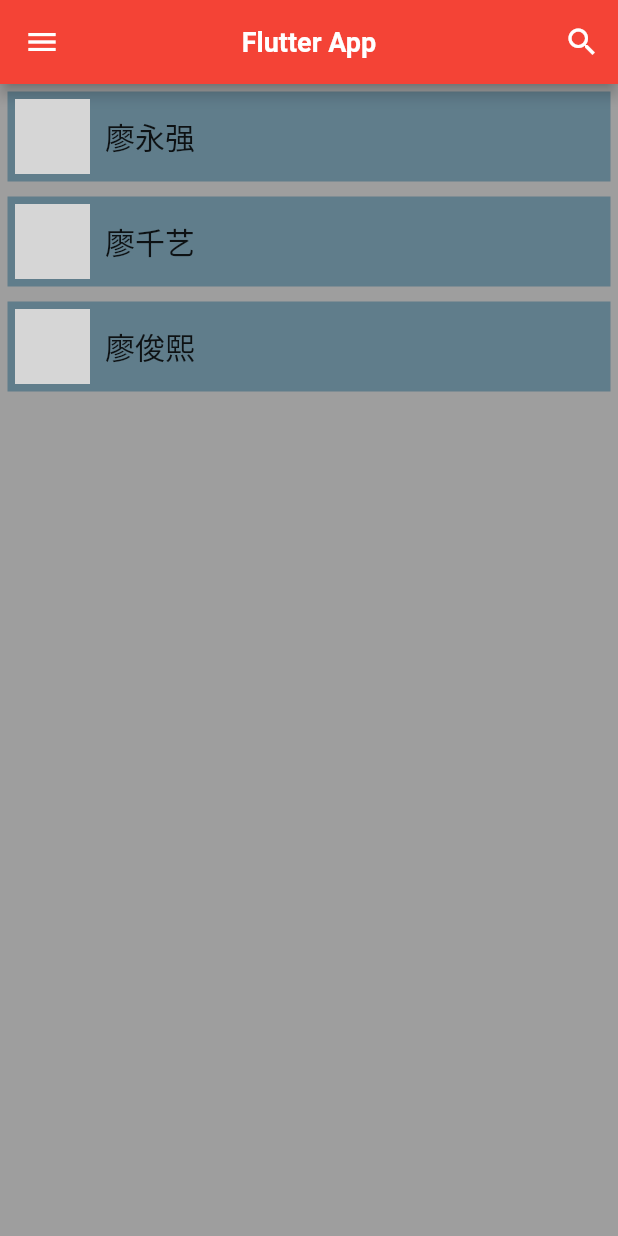
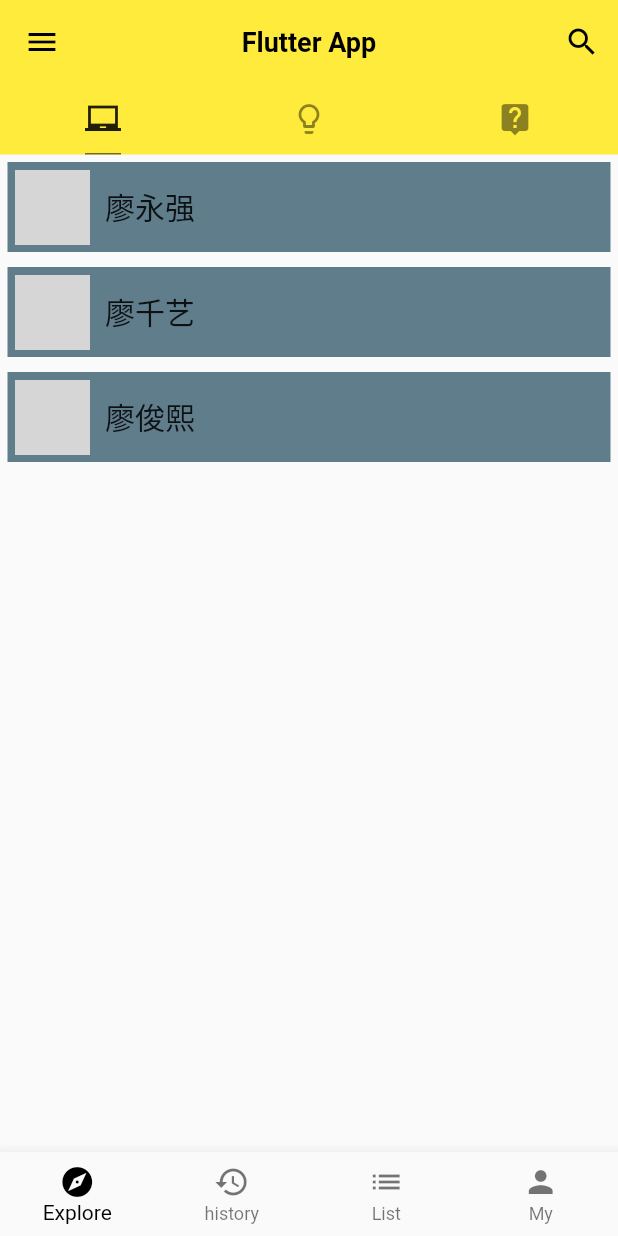
Before and after one commit to liao526/flutter_app, a Flutter app: the screen it shows after launch, on a phone screen of 412 x 824 dp. Run offline on Flutter 3.47's test engine with Material 2 defaults, Android fonts, the phone set to English and light mode, and no system bars; network calls fail; grey boxes are pictures that could not be loaded.

Commit message:
navigation

```diff
--- a/lib/main.dart
+++ b/lib/main.dart
@@ -1,6 +1,7 @@
 import 'package:flutter/material.dart';
+import 'package:flutter_app/widgetimpl/drawer_widget.dart';
+import 'package:flutter_app/widgetimpl/navigation_bar_widget.dart';
 import 'package:flutter_app/widgetimpl/listView_widget.dart';
-
 void main() => runApp(MainWidget());
 
 class MainWidget extends StatelessWidget {
@@ -10,24 +11,78 @@ class MainWidget extends StatelessWidget {
   }
 }
 
+class HomeWidget extends StatelessWidget {
+  @override
+  Widget build(BuildContext context) {
+    // TODO: implement build
+    return DefaultTabController(
+        length: 3,
+        child: Scaffold(
+          appBar: AppBar(
+            //leading: IconButton(icon: Icon(Icons.menu), onPressed: ()=>debugPrint("mune on click")),
+            centerTitle: true,
+            title: Text("Flutter App",
+                style: TextStyle(
+                    fontSize: 18,
+                    fontWeight: FontWeight.bold,
+                    color: Colors.black)),
+            actions: <Widget>[
+              IconButton(
+                  icon: Icon(Icons.search),
+                  onPressed: () => debugPrint("mune on search")),
+            ],
+            elevation: 0,
+            bottom: TabBar(
+                unselectedLabelColor: Colors.black45,
+                indicatorColor: Colors.black54,
+                indicatorSize: TabBarIndicatorSize.label,
+                indicatorWeight: 1,
+                tabs: [
+
+                  Tab(
+                    icon: Icon(Icons.laptop_chromebook),
+                  ),
+                  Tab(
+                    icon: Icon(Icons.lightbulb_outline),
+                  ),
+                  Tab(
+                    icon: Icon(Icons.live_help),
+                  )
+                ]),
+          ),
+          body: TabBarView(children: [
+            ListWidget(),
+//            Tab(
+//              icon: Icon(
+//                Icons.laptop_chromebook,
+//                size: 100,
+//                color: Colors.black12,
+//              ),
+//            ),
+            Tab(
+              icon: Icon(Icons.lightbulb_outline,
+                  size: 100, color: Colors.black12),
+            ),
+            Tab(
+              icon: Icon(Icons.live_help, size: 100, color: Colors.black12),
+            )
+          ]),
+          drawer: LeftDrawerWidget(),
+          bottomNavigationBar: BottomNavigationBarWidget(),
+        ));
+  }
+}
+
 class MaterialWidget extends StatelessWidget {
   @override
   Widget build(BuildContext context) {
     return MaterialApp(
       debugShowCheckedModeBanner: false,
-      home: Scaffold(
-        backgroundColor: Colors.grey,
-        appBar:  AppBar(
-            leading: IconButton(icon: Icon(Icons.menu), onPressed: ()=>debugPrint("mune on click")),
-            centerTitle: true,title: Text("Flutter App", style: TextStyle(fontSize: 18,fontWeight: FontWeight.bold,color: Colors.white)),
-            actions: <Widget>[
-              IconButton(icon: Icon(Icons.search), onPressed: ()=>debugPrint("mune on search")),
-          ],
-        ),
-        body: ListWidget(),
-      ),
-      theme: ThemeData(primarySwatch: Colors.red),
+      home: HomeWidget(),
+      theme: ThemeData(
+          primarySwatch: Colors.yellow,
+          highlightColor: Color.fromRGBO(255, 255, 255, 0.5),
+          splashColor: Colors.white70),
     );
-    ;
   }
 }
--- a/lib/widgetimpl/listView_widget.dart
+++ b/lib/widgetimpl/listView_widget.dart
@@ -24,4 +24,6 @@ class ListWidget extends StatelessWidget {
     return ListView.builder(itemBuilder: _listItemBuilder,itemCount: employeesList.length);
   }
 
+
+
 }
--- /dev/null
+++ b/lib/widgetimpl/navigation_bar_widget.dart
@@ -0,0 +1,37 @@
+import 'package:flutter/material.dart';
+
+class BottomNavigationBarWidget extends StatefulWidget {
+  @override
+  State<StatefulWidget> createState() {
+    return _BottomNavigationBarState();
+  }
+}
+
+class _BottomNavigationBarState extends State<BottomNavigationBarWidget> {
+  BottomNavigationBarItem buildItem(IconData icon, String text) {
+    return BottomNavigationBarItem(icon: Icon(icon), title: Text(text));
+  }
+
+  int _currentIndex = 0;
+
+  void _onTabHandler(int index) {
+    setState(() {
+      _currentIndex = index;
+    });
+  }
+
+  @override
+  Widget build(BuildContext context) {
+    return BottomNavigationBar(
+        currentIndex: _currentIndex,
+        type: BottomNavigationBarType.fixed,
+        fixedColor: Colors.black,
+        onTap: _onTabHandler,
+        items: [
+          buildItem(Icons.explore, "Explore"),
+          buildItem(Icons.history, "history"),
+          buildItem(Icons.list, "List"),
+          buildItem(Icons.person, "My")
+        ]);
+  }
+}
```
Also changed, not shown: lib/widgetimpl/drawer_widget.dart (added, +58 -0 lines).
